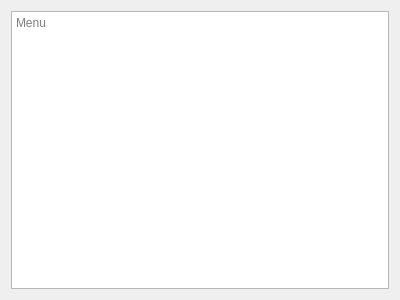
Old version of the form frontend/forms/menu.ui in the repository tvt23-pankkiprojekti/SPO_Group11.
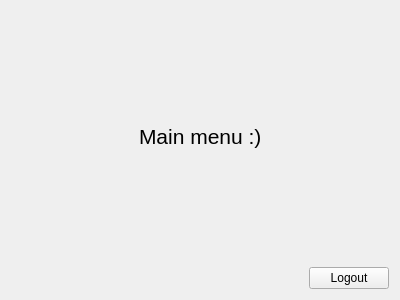
New version of the form.

Patch:
```diff
--- a/frontend/forms/menu.ui
+++ b/frontend/forms/menu.ui
@@ -15,11 +15,100 @@
   </property>
   <layout class="QGridLayout" name="gridLayout">
    <item row="0" column="0">
-    <widget class="QTextBrowser" name="textBrowser">
-     <property name="placeholderText">
-      <string>Menu</string>
-     </property>
-    </widget>
+    <layout class="QVBoxLayout" name="verticalLayout">
+     <item>
+      <layout class="QGridLayout" name="gridLayout_2">
+       <item row="2" column="0">
+        <spacer name="horizontalSpacer">
+         <property name="orientation">
+          <enum>Qt::Horizontal</enum>
+         </property>
+         <property name="sizeHint" stdset="0">
+          <size>
+           <width>40</width>
+           <height>20</height>
+          </size>
+         </property>
+        </spacer>
+       </item>
+       <item row="2" column="1">
+        <widget class="QLabel" name="label">
+         <property name="font">
+          <font>
+           <pointsize>16</pointsize>
+          </font>
+         </property>
+         <property name="text">
+          <string>Main menu :)</string>
+         </property>
+        </widget>
+       </item>
+       <item row="2" column="2">
+        <spacer name="horizontalSpacer_2">
+         <property name="orientation">
+          <enum>Qt::Horizontal</enum>
+         </property>
+         <property name="sizeHint" stdset="0">
+          <size>
+           <width>40</width>
+           <height>20</height>
+          </size>
+         </property>
+        </spacer>
+       </item>
+       <item row="3" column="1">
+        <spacer name="verticalSpacer_2">
+         <property name="orientation">
+          <enum>Qt::Vertical</enum>
+         </property>
+         <property name="sizeHint" stdset="0">
+          <size>
+           <width>20</width>
+           <height>40</height>
+          </size>
+         </property>
+        </spacer>
+       </item>
+       <item row="1" column="1">
+        <spacer name="verticalSpacer">
+         <property name="orientation">
+          <enum>Qt::Vertical</enum>
+         </property>
+         <property name="sizeHint" stdset="0">
+          <size>
+           <width>20</width>
+           <height>40</height>
+          </size>
+         </property>
+        </spacer>
+       </item>
+      </layout>
+     </item>
+     <item>
+      <layout class="QHBoxLayout" name="horizontalLayout">
+       <item>
+        <spacer name="horizontalSpacer_3">
+         <property name="orientation">
+          <enum>Qt::Horizontal</enum>
+         </property>
+         <property name="sizeHint" stdset="0">
+          <size>
+           <width>40</width>
+           <height>20</height>
+          </size>
+         </property>
+        </spacer>
+       </item>
+       <item>
+        <widget class="QPushButton" name="logoutButton">
+         <property name="text">
+          <string>Logout</string>
+         </property>
+        </widget>
+       </item>
+      </layout>
+     </item>
+    </layout>
    </item>
   </layout>
  </widget>
```
